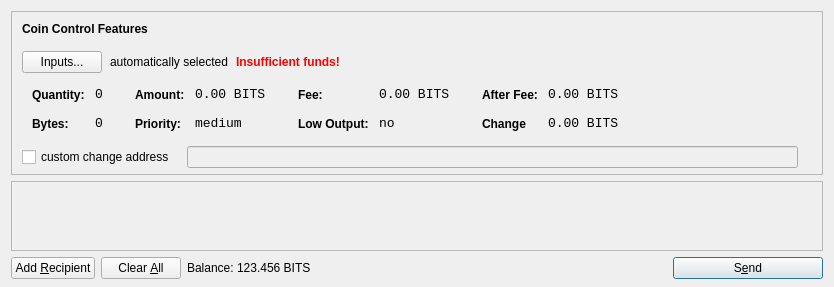
First picture: the form in src/qt/forms/sendcoinsdialog.ui, repository bitstar/bitstar, before the edit.
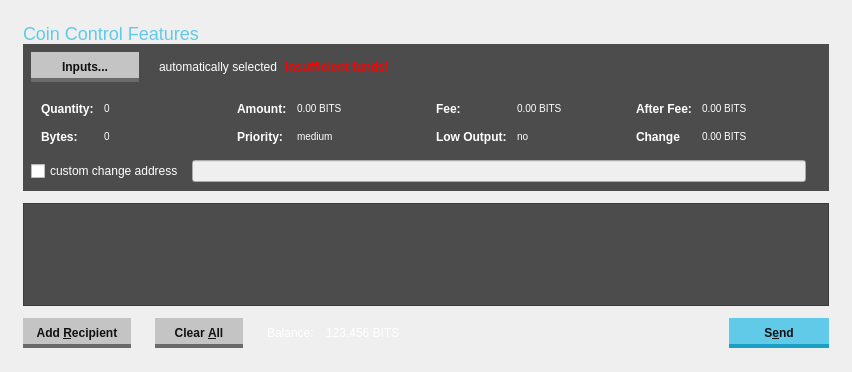
Second picture: the form after the edit. Icons and pictures are not drawn.

What changed in the file:
```diff
--- a/src/qt/forms/sendcoinsdialog.ui
+++ b/src/qt/forms/sendcoinsdialog.ui
@@ -6,16 +6,33 @@
    <rect>
     <x>0</x>
     <y>0</y>
-    <width>686</width>
-    <height>217</height>
+    <width>852</width>
+    <height>372</height>
    </rect>
   </property>
   <property name="windowTitle">
    <string>Send Coins</string>
   </property>
-  <layout class="QVBoxLayout" name="verticalLayout" stretch="0,1,0">
+  <layout class="QVBoxLayout" name="verticalLayout" stretch="0">
    <property name="bottomMargin">
-    <number>8</number>
+    <number>12</number>
+   </property>
+   <item>
+    <layout class="QVBoxLayout" name="sendcoinsLayout" stretch="0,0,0">
+     <property name="spacing">
+      <number>12</number>
+     </property>
+     <property name="leftMargin">
+      <number>12</number>
+     </property>
+     <property name="topMargin">
+      <number>12</number>
+     </property>
+     <property name="rightMargin">
+      <number>12</number>
+     </property>
+     <property name="bottomMargin">
+      <number>12</number>
    </property>
    <item>
     <widget class="QFrame" name="frameCoinControl">
@@ -31,6 +48,11 @@
        <height>16777215</height>
       </size>
      </property>
+       <property name="styleSheet">
+        <string notr="true">QFrame {
+	border: none;
+}</string>
+       </property>
      <property name="frameShape">
       <enum>QFrame::StyledPanel</enum>
      </property>
@@ -39,7 +61,7 @@
      </property>
      <layout class="QVBoxLayout" name="verticalLayoutCoinControl2">
       <property name="spacing">
-       <number>6</number>
+         <number>0</number>
       </property>
       <property name="leftMargin">
        <number>0</number>
@@ -51,23 +73,32 @@
        <number>0</number>
       </property>
       <property name="bottomMargin">
-       <number>6</number>
+         <number>0</number>
       </property>
       <item>
-       <layout class="QVBoxLayout" name="verticalLayoutCoinControl" stretch="0,0,0,0,1">
+         <layout class="QVBoxLayout" name="verticalLayoutCoinControl" stretch="0">
         <property name="spacing">
          <number>0</number>
         </property>
         <property name="leftMargin">
-         <number>10</number>
+           <number>0</number>
         </property>
         <property name="topMargin">
-         <number>10</number>
+           <number>0</number>
         </property>
         <item>
          <layout class="QHBoxLayout" name="horizontalLayoutCoinControl1">
+            <property name="spacing">
+             <number>0</number>
+            </property>
+            <property name="leftMargin">
+             <number>0</number>
+            </property>
+            <property name="topMargin">
+             <number>0</number>
+            </property>
           <property name="bottomMargin">
-           <number>15</number>
+             <number>0</number>
           </property>
           <item>
            <widget class="QLabel" name="labelCoinControlFeatures">
@@ -79,12 +110,15 @@
             </property>
             <property name="font">
              <font>
-              <weight>75</weight>
-              <bold>true</bold>
+                <pointsize>-1</pointsize>
+                <weight>50</weight>
+                <bold>false</bold>
              </font>
             </property>
             <property name="styleSheet">
-             <string notr="true">font-weight:bold;</string>
+               <string notr="true">font-size: 18px;
+color: #60CAE8;
+font-weight: normal;</string>
             </property>
             <property name="text">
              <string>Coin Control Features</string>
@@ -93,18 +127,75 @@
           </item>
          </layout>
         </item>
+         </layout>
+        </item>
+        <item>
+         <widget class="QFrame" name="CoinControlFrame">
+          <property name="styleSheet">
+           <string notr="true">QFrame {
+	background: #4C4C4C;
+	color: #FFFFFF;
+	border: none;
+}</string>
+          </property>
+          <layout class="QVBoxLayout" name="verticalLayoutCoinControlBottom" stretch="0,0,0,0">
+           <property name="spacing">
+            <number>0</number>
+           </property>
+           <property name="leftMargin">
+            <number>0</number>
+           </property>
+           <property name="topMargin">
+            <number>0</number>
+           </property>
+           <property name="rightMargin">
+            <number>0</number>
+           </property>
+           <property name="bottomMargin">
+            <number>0</number>
+           </property>
         <item>
          <layout class="QHBoxLayout" name="horizontalLayoutCoinControl2" stretch="0,0,0,0">
           <property name="spacing">
            <number>8</number>
           </property>
+             <property name="leftMargin">
+              <number>8</number>
+             </property>
+             <property name="topMargin">
+              <number>8</number>
+             </property>
+             <property name="rightMargin">
+              <number>8</number>
+             </property>
           <property name="bottomMargin">
-           <number>10</number>
+              <number>8</number>
           </property>
           <item>
            <widget class="QPushButton" name="pushButtonCoinControl">
+               <property name="minimumSize">
+                <size>
+                 <width>120</width>
+                 <height>30</height>
+                </size>
+               </property>
             <property name="styleSheet">
-             <string notr="true"/>
+                <string notr="true">QPushButton {
+   	border: none;
+   	background: #C4C4C4;
+   	border-bottom: 4px solid #6B6969;
+   	color: #111111;
+   	font-weight: bold;
+   	margin-right: 12px;
+   	padding-top: 4px;
+   }
+   QPushButton:hover,
+   QPushButton:pressed,
+   QPushButton:selected,
+   QPushButton:checked {
+       background: #60CAE8;
+       border-bottom: 4px solid #1AA0C5;
+   }</string>
             </property>
             <property name="text">
              <string>Inputs...</string>
@@ -172,7 +263,10 @@
           <property name="styleSheet">
            <string notr="true"/>
           </property>
-          <layout class="QHBoxLayout" name="horizontalLayoutCoinControl5">
+             <layout class="QHBoxLayout" name="horizontalLayoutCoinControl5" stretch="0">
+              <property name="spacing">
+               <number>-1</number>
+              </property>
            <property name="leftMargin">
             <number>0</number>
            </property>
@@ -186,15 +280,21 @@
             <number>0</number>
            </property>
            <item>
-            <layout class="QHBoxLayout" name="horizontalLayoutCoinControl3" stretch="0,0,0,1">
+               <layout class="QHBoxLayout" name="horizontalLayoutCoinControl3" stretch="0,0,0,0">
              <property name="spacing">
-              <number>20</number>
+                 <number>8</number>
+                </property>
+                <property name="leftMargin">
+                 <number>8</number>
              </property>
              <property name="topMargin">
-              <number>0</number>
+                 <number>8</number>
+                </property>
+                <property name="rightMargin">
+                 <number>8</number>
              </property>
              <property name="bottomMargin">
-              <number>10</number>
+                 <number>8</number>
              </property>
              <item>
               <layout class="QFormLayout" name="formLayoutCoinControl1">
@@ -216,7 +316,11 @@
                <item row="0" column="0">
                 <widget class="QLabel" name="labelCoinControlQuantityText">
                  <property name="styleSheet">
-                  <string notr="true">font-weight:bold;</string>
+                     <string notr="true">QLabel {
+   	color: #FFFFFF;
+   	font-weight: bold;
+   	font-size: 12px;
+   }</string>
                  </property>
                  <property name="text">
                   <string>Quantity:</string>
@@ -230,8 +334,7 @@
                 <widget class="QLabel" name="labelCoinControlQuantity">
                  <property name="font">
                   <font>
-                   <family>Monospace</family>
-                   <pointsize>10</pointsize>
+                      <pointsize>-1</pointsize>
                   </font>
                  </property>
                  <property name="cursor">
@@ -240,6 +343,12 @@
                  <property name="contextMenuPolicy">
                   <enum>Qt::ActionsContextMenu</enum>
                  </property>
+                    <property name="styleSheet">
+                     <string notr="true">QLabel {
+   	color: #FFFFFF;
+   	font-size: 10px;
+   }</string>
+                    </property>
                  <property name="text">
                   <string>0</string>
                  </property>
@@ -254,7 +363,11 @@
                <item row="1" column="0">
                 <widget class="QLabel" name="labelCoinControlBytesText">
                  <property name="styleSheet">
-                  <string notr="true">font-weight:bold;</string>
+                     <string notr="true">QLabel {
+   	color: #FFFFFF;
+   	font-weight: bold;
+   	font-size: 12px;
+   }</string>
                  </property>
                  <property name="text">
                   <string>Bytes:</string>
@@ -265,8 +378,7 @@
                 <widget class="QLabel" name="labelCoinControlBytes">
                  <property name="font">
                   <font>
-                   <family>Monospace</family>
-                   <pointsize>10</pointsize>
+                      <pointsize>-1</pointsize>
                   </font>
                  </property>
                  <property name="cursor">
@@ -275,6 +387,12 @@
                  <property name="contextMenuPolicy">
                   <enum>Qt::ActionsContextMenu</enum>
                  </property>
+                    <property name="styleSheet">
+                     <string notr="true">QLabel {
+   	color: #FFFFFF;
+   	font-size: 10px;
+   }</string>
+                    </property>
                  <property name="text">
                   <string>0</string>
                  </property>
@@ -305,7 +423,11 @@
                <item row="0" column="0">
                 <widget class="QLabel" name="labelCoinControlAmountText">
                  <property name="styleSheet">
-                  <string notr="true">font-weight:bold;</string>
+                     <string notr="true">QLabel {
+   	color: #FFFFFF;
+   	font-weight: bold;
+   	font-size: 12px;
+   }</string>
                  </property>
                  <property name="text">
                   <string>Amount:</string>
@@ -319,8 +441,7 @@
                 <widget class="QLabel" name="labelCoinControlAmount">
                  <property name="font">
                   <font>
-                   <family>Monospace</family>
-                   <pointsize>10</pointsize>
+                      <pointsize>-1</pointsize>
                   </font>
                  </property>
                  <property name="cursor">
@@ -329,6 +450,12 @@
                  <property name="contextMenuPolicy">
                   <enum>Qt::ActionsContextMenu</enum>
                  </property>
+                    <property name="styleSheet">
+                     <string notr="true">QLabel {
+   	color: #FFFFFF;
+   	font-size: 10px;
+   }</string>
+                    </property>
                  <property name="text">
                   <string>0.00 BITS</string>
                  </property>
@@ -340,7 +467,11 @@
                <item row="1" column="0">
                 <widget class="QLabel" name="labelCoinControlPriorityText">
                  <property name="styleSheet">
-                  <string notr="true">font-weight:bold;</string>
+                     <string notr="true">QLabel {
+   	color: #FFFFFF;
+   	font-weight: bold;
+   	font-size: 12px;
+   }</string>
                  </property>
                  <property name="text">
                   <string>Priority:</string>
@@ -351,8 +482,7 @@
                 <widget class="QLabel" name="labelCoinControlPriority">
                  <property name="font">
                   <font>
-                   <family>Monospace</family>
-                   <pointsize>10</pointsize>
+                      <pointsize>-1</pointsize>
                   </font>
                  </property>
                  <property name="cursor">
@@ -361,6 +491,12 @@
                  <property name="contextMenuPolicy">
                   <enum>Qt::ActionsContextMenu</enum>
                  </property>
+                    <property name="styleSheet">
+                     <string notr="true">QLabel {
+   	color: #FFFFFF;
+   	font-size: 10px;
+   }</string>
+                    </property>
                  <property name="text">
                   <string>medium</string>
                  </property>
@@ -391,7 +527,11 @@
                <item row="0" column="0">
                 <widget class="QLabel" name="labelCoinControlFeeText">
                  <property name="styleSheet">
-                  <string notr="true">font-weight:bold;</string>
+                     <string notr="true">QLabel {
+   	color: #FFFFFF;
+   	font-weight: bold;
+   	font-size: 12px;
+   }</string>
                  </property>
                  <property name="text">
                   <string>Fee:</string>
@@ -405,8 +545,7 @@
                 <widget class="QLabel" name="labelCoinControlFee">
                  <property name="font">
                   <font>
-                   <family>Monospace</family>
-                   <pointsize>10</pointsize>
+                      <pointsize>-1</pointsize>
                   </font>
                  </property>
                  <property name="cursor">
@@ -415,6 +554,12 @@
                  <property name="contextMenuPolicy">
                   <enum>Qt::ActionsContextMenu</enum>
                  </property>
+                    <property name="styleSheet">
+                     <string notr="true">QLabel {
+   	color: #FFFFFF;
+   	font-size: 10px;
+   }</string>
+                    </property>
                  <property name="text">
                   <string>0.00 BITS</string>
                  </property>
@@ -426,7 +571,11 @@
                <item row="1" column="0">
                 <widget class="QLabel" name="labelCoinControlLowOutputText">
                  <property name="styleSheet">
-                  <string notr="true">font-weight:bold;</string>
+                     <string notr="true">QLabel {
+   	color: #FFFFFF;
+   	font-weight: bold;
+   	font-size: 12px;
+   }</string>
                  </property>
                  <property name="text">
                   <string>Low Output:</string>
@@ -437,8 +586,7 @@
                 <widget class="QLabel" name="labelCoinControlLowOutput">
                  <property name="font">
                   <font>
-                   <family>Monospace</family>
-                   <pointsize>10</pointsize>
+                      <pointsize>-1</pointsize>
                   </font>
                  </property>
                  <property name="cursor">
@@ -447,6 +595,12 @@
                  <property name="contextMenuPolicy">
                   <enum>Qt::ActionsContextMenu</enum>
                  </property>
+                    <property name="styleSheet">
+                     <string notr="true">QLabel {
+   	color: #FFFFFF;
+   	font-size: 10px;
+   }</string>
+                    </property>
                  <property name="text">
                   <string>no</string>
                  </property>
@@ -477,7 +631,11 @@
                <item row="0" column="0">
                 <widget class="QLabel" name="labelCoinControlAfterFeeText">
                  <property name="styleSheet">
-                  <string notr="true">font-weight:bold;</string>
+                     <string notr="true">QLabel {
+   	color: #FFFFFF;
+   	font-weight: bold;
+   	font-size: 12px;
+   }</string>
                  </property>
                  <property name="text">
                   <string>After Fee:</string>
@@ -491,8 +649,7 @@
                 <widget class="QLabel" name="labelCoinControlAfterFee">
                  <property name="font">
                   <font>
-                   <family>Monospace</family>
-                   <pointsize>10</pointsize>
+                      <pointsize>-1</pointsize>
                   </font>
                  </property>
                  <property name="cursor">
@@ -501,6 +658,12 @@
                  <property name="contextMenuPolicy">
                   <enum>Qt::ActionsContextMenu</enum>
                  </property>
+                    <property name="styleSheet">
+                     <string notr="true">QLabel {
+   	color: #FFFFFF;
+   	font-size: 10px;
+   }</string>
+                    </property>
                  <property name="text">
                   <string>0.00 BITS</string>
                  </property>
@@ -512,7 +675,11 @@
                <item row="1" column="0">
                 <widget class="QLabel" name="labelCoinControlChangeText">
                  <property name="styleSheet">
-                  <string notr="true">font-weight:bold;</string>
+                     <string notr="true">QLabel {
+   	color: #FFFFFF;
+   	font-weight: bold;
+   	font-size: 12px;
+   }</string>
                  </property>
                  <property name="text">
                   <string>Change</string>
@@ -523,8 +690,7 @@
                 <widget class="QLabel" name="labelCoinControlChange">
                  <property name="font">
                   <font>
-                   <family>Monospace</family>
-                   <pointsize>10</pointsize>
+                      <pointsize>-1</pointsize>
                   </font>
                  </property>
                  <property name="cursor">
@@ -533,6 +699,12 @@
                  <property name="contextMenuPolicy">
                   <enum>Qt::ActionsContextMenu</enum>
                  </property>
+                    <property name="styleSheet">
+                     <string notr="true">QLabel {
+   	color: #FFFFFF;
+   	font-size: 10px;
+   }</string>
+                    </property>
                  <property name="text">
                   <string>0.00 BITS</string>
                  </property>
@@ -551,19 +723,28 @@
         <item>
          <layout class="QHBoxLayout" name="horizontalLayoutCoinControl4" stretch="0,0,0">
           <property name="spacing">
-           <number>12</number>
+              <number>8</number>
           </property>
           <property name="sizeConstraint">
            <enum>QLayout::SetDefaultConstraint</enum>
           </property>
+             <property name="leftMargin">
+              <number>8</number>
+             </property>
           <property name="topMargin">
-           <number>5</number>
+              <number>8</number>
           </property>
           <property name="rightMargin">
-           <number>5</number>
+              <number>8</number>
+             </property>
+             <property name="bottomMargin">
+              <number>8</number>
           </property>
           <item>
            <widget class="QCheckBox" name="checkBoxCoinControlChange">
+               <property name="styleSheet">
+                <string notr="true">color: #FFFFFF;</string>
+               </property>
             <property name="text">
              <string>custom change address</string>
             </property>
@@ -580,6 +761,15 @@
               <verstretch>0</verstretch>
              </sizepolicy>
             </property>
+               <property name="autoFillBackground">
+                <bool>false</bool>
+               </property>
+               <property name="styleSheet">
+                <string notr="true"/>
+               </property>
+               <property name="frame">
+                <bool>true</bool>
+               </property>
            </widget>
           </item>
           <item>
@@ -620,12 +810,17 @@
          </spacer>
         </item>
        </layout>
+         </widget>
       </item>
      </layout>
     </widget>
    </item>
    <item>
     <widget class="QScrollArea" name="scrollArea">
+       <property name="styleSheet">
+        <string notr="true">background: #4C4C4C;
+color: #FFFFFF;</string>
+       </property>
      <property name="widgetResizable">
       <bool>true</bool>
      </property>
@@ -634,8 +829,8 @@
        <rect>
         <x>0</x>
         <y>0</y>
-        <width>666</width>
-        <height>165</height>
+          <width>802</width>
+          <height>90</height>
        </rect>
       </property>
       <layout class="QVBoxLayout" name="verticalLayout_2">
@@ -676,12 +871,45 @@
     </widget>
    </item>
    <item>
-    <layout class="QHBoxLayout" name="horizontalLayout">
+      <layout class="QHBoxLayout" name="horizontalLayout" stretch="0,0,0,0,0">
+       <property name="spacing">
+        <number>-1</number>
+       </property>
+       <property name="leftMargin">
+        <number>0</number>
+       </property>
+       <property name="topMargin">
+        <number>0</number>
+       </property>
      <item>
       <widget class="QPushButton" name="addButton">
+         <property name="minimumSize">
+          <size>
+           <width>120</width>
+           <height>30</height>
+          </size>
+         </property>
        <property name="toolTip">
         <string>Send to multiple recipients at once</string>
        </property>
+         <property name="styleSheet">
+          <string notr="true">QPushButton {
+	border: none;
+	background: #C4C4C4;
+	border-bottom: 4px solid #6B6969;
+	color: #111111;
+	font-weight: bold;
+	margin-right: 12px;
+	padding-top: 4px;
+}
+QPushButton:hover,
+QPushButton:pressed,
+QPushButton:selected,
+QPushButton:checked {
+    background: #60CAE8;
+    border-bottom: 4px solid #1AA0C5;
+}</string>
+         </property>
        <property name="text">
         <string>Add &amp;Recipient</string>
        </property>
@@ -702,9 +930,33 @@
          <verstretch>0</verstretch>
         </sizepolicy>
        </property>
+         <property name="minimumSize">
+          <size>
+           <width>100</width>
+           <height>30</height>
+          </size>
+         </property>
        <property name="toolTip">
         <string>Remove all transaction fields</string>
        </property>
+         <property name="styleSheet">
+          <string notr="true">QPushButton {
+	border: none;
+	background: #C4C4C4;
+	border-bottom: 4px solid #6B6969;
+	color: #111111;
+	font-weight: bold;
+	margin-right: 12px;
+	padding-top: 4px;
+}
+QPushButton:hover,
+QPushButton:pressed,
+QPushButton:selected,
+QPushButton:checked {
+    background: #60CAE8;
+    border-bottom: 4px solid #1AA0C5;
+}</string>
+         </property>
        <property name="text">
         <string>Clear &amp;All</string>
        </property>
@@ -721,9 +973,9 @@
       </widget>
      </item>
      <item>
-      <layout class="QHBoxLayout" name="horizontalLayout_2">
-       <property name="spacing">
-        <number>3</number>
+        <layout class="QHBoxLayout" name="horizontalLayout_2" stretch="0,0">
+         <property name="sizeConstraint">
+          <enum>QLayout::SetDefaultConstraint</enum>
        </property>
        <item>
         <widget class="QLabel" name="label">
@@ -733,6 +985,11 @@
            <verstretch>0</verstretch>
           </sizepolicy>
          </property>
+           <property name="styleSheet">
+            <string notr="true">QLabel {
+	color: #FFFFFF;
+}</string>
+           </property>
          <property name="text">
           <string>Balance:</string>
          </property>
@@ -749,6 +1006,11 @@
          <property name="cursor">
           <cursorShape>IBeamCursor</cursorShape>
          </property>
+           <property name="styleSheet">
+            <string notr="true">QLabel {
+	color: #FFFFFF;
+}</string>
+           </property>
          <property name="text">
           <string>123.456 BITS</string>
          </property>
@@ -776,19 +1038,42 @@
       <widget class="QPushButton" name="sendButton">
        <property name="minimumSize">
         <size>
-         <width>150</width>
-         <height>0</height>
+           <width>100</width>
+           <height>30</height>
         </size>
        </property>
        <property name="toolTip">
         <string>Confirm the send action</string>
        </property>
+         <property name="styleSheet">
+          <string notr="true">QPushButton {
+	border: none;
+    background: #60CAE8;
+    border-bottom: 4px solid #1AA0C5;
+	color: #111111;
+	font-weight: bold;
+	padding-top: 4px;
+}
+QPushButton:hover,
+QPushButton:pressed,
+QPushButton:selected,
+QPushButton:checked {
+	background: #BED431;
+	border-bottom: 4px solid #788B02;
+}
+</string>
+         </property>
        <property name="text">
         <string>S&amp;end</string>
        </property>
-       <property name="icon">
-        <iconset resource="../bitcoin.qrc">
-         <normaloff>:/icons/send</normaloff>:/icons/send</iconset>
+         <property name="checkable">
+          <bool>false</bool>
+         </property>
+         <property name="autoRepeat">
+          <bool>false</bool>
+         </property>
+         <property name="autoExclusive">
+          <bool>false</bool>
        </property>
        <property name="default">
         <bool>true</bool>
@@ -798,6 +1083,8 @@
     </layout>
    </item>
   </layout>
+   </item>
+  </layout>
  </widget>
  <resources>
   <include location="../bitcoin.qrc"/>
```
Left out of the diff: 26 changed lines with no effect on the pictures. Lines whose indentation alone changed are shown as unchanged.
